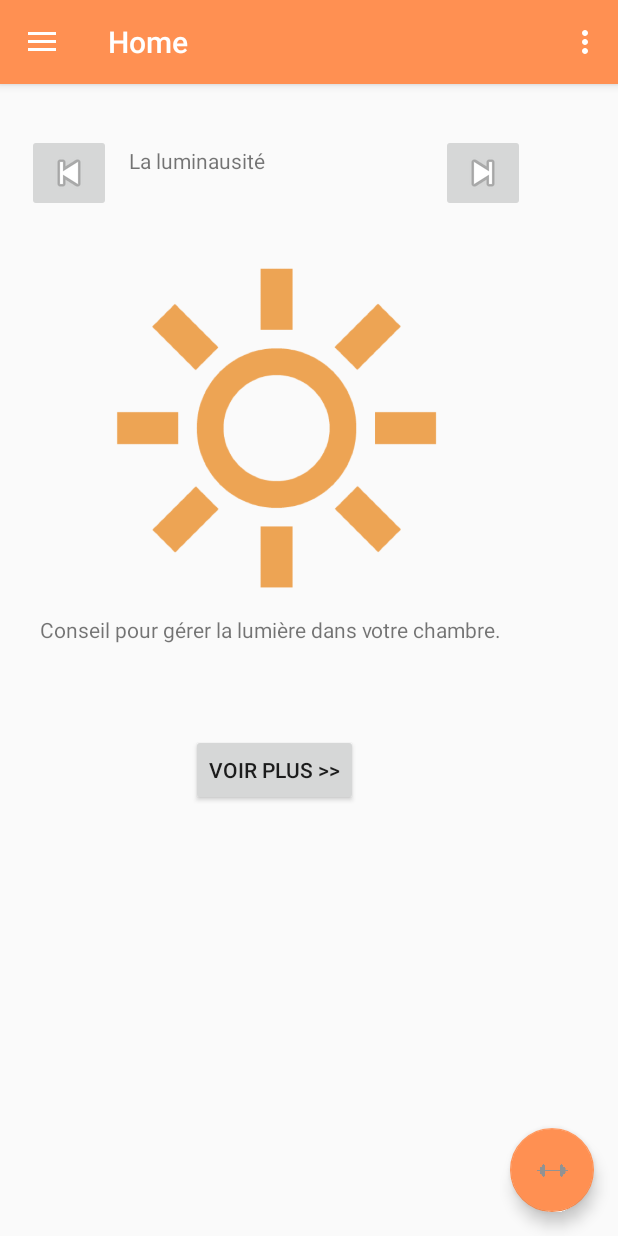
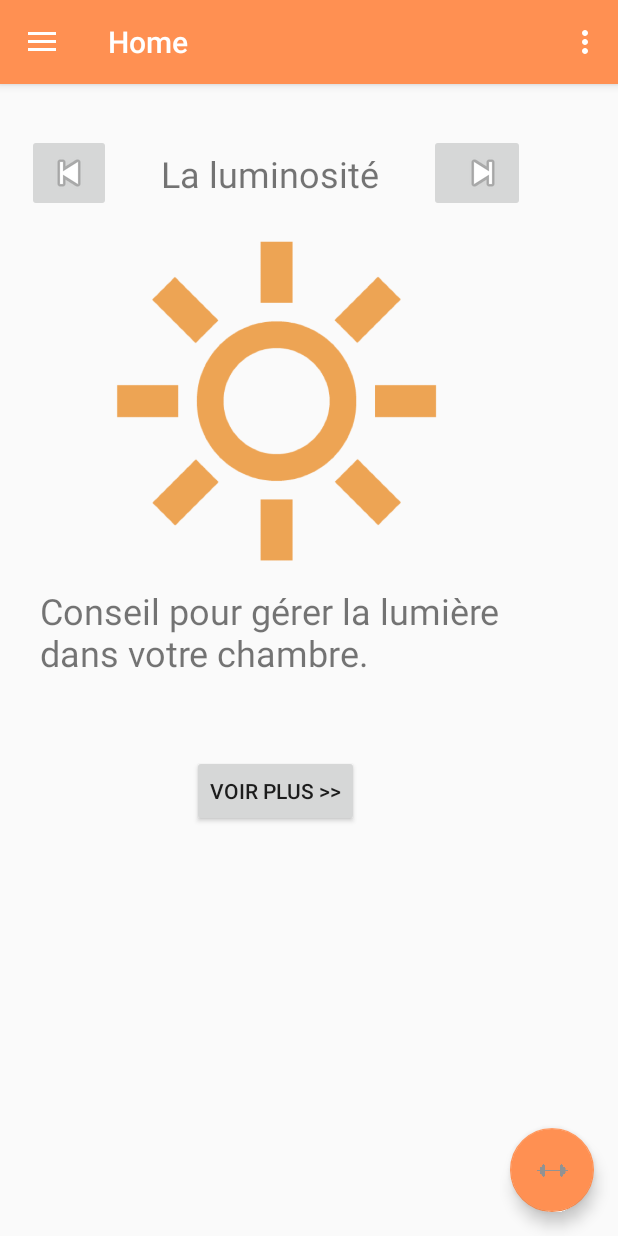
Before and after one commit to PierreLbt/Au-Clock, an Android app: the Home screen opened directly, with no data from a screen before it, on a phone screen of 412 x 824 dp. Run offline under Robolectric (Android 15) with nearby library versions, the phone set to English and light mode, and no system bars; Roboto replaces fonts that are not available here; 1 statement that could not run was skipped.

Commit message:
Layouts plus propres

```diff
--- a/app/src/main/java/fr/pierreliaubet/au_clock/Home.java
+++ b/app/src/main/java/fr/pierreliaubet/au_clock/Home.java
@@ -67,7 +67,7 @@ public class Home extends AppCompatActivity
 
         News n1 = new News();
         n1.setPresentation("Conseil pour gérer la lumière dans votre chambre.");
-        n1.setTitre("La luminausité");
+        n1.setTitre("La luminosité");
         n1.setTexteComplet("Pour un meilleur sommeil, il est conseillé de dormir dans le noir complet. Coupez toutes les lumières et évitez toutes celles qui peuvent être parasite (par exemple un réveil à affichage digital). En plus de ça, nous vous recommendons d'avoir des murs sombres dans votre chambre pour être le plus dans le noir possible.");
         n1.setImg(R.drawable.soleil);
 
--- a/app/src/main/res/layout/content_home.xml
+++ b/app/src/main/res/layout/content_home.xml
@@ -16,13 +16,15 @@
 
         <TextView
             android:id="@+id/titreNews"
-            android:layout_width="188dp"
-            android:layout_height="35dp"
+            android:layout_width="196dp"
+            android:layout_height="53dp"
             android:layout_alignParentStart="true"
             android:layout_alignParentTop="true"
-            android:layout_marginStart="86dp"
-            android:layout_marginTop="41dp"
-            android:text="Titre" />
+            android:layout_marginStart="82dp"
+            android:layout_marginTop="33dp"
+            android:gravity="center"
+            android:text="Titre"
+            android:textSize="24sp" />
 
         <ImageView
             android:id="@+id/imgNews"
@@ -30,17 +32,18 @@
             android:layout_height="226dp"
             android:layout_alignParentTop="true"
             android:layout_centerHorizontal="true"
-            android:layout_marginTop="116dp"
+            android:layout_marginTop="98dp"
             app:srcCompat="@drawable/ic_menu_gallery" />
 
         <TextView
             android:id="@+id/presNews"
             android:layout_width="314dp"
-            android:layout_height="79dp"
+            android:layout_height="107dp"
             android:layout_alignParentBottom="true"
             android:layout_centerHorizontal="true"
-            android:layout_marginBottom="62dp"
-            android:text="TextView" />
+            android:layout_marginBottom="53dp"
+            android:text="TextView"
+            android:textSize="24sp" />
 
         <ImageButton
             android:id="@+id/btnNext"
@@ -50,6 +53,7 @@
             android:layout_alignParentTop="true"
             android:layout_marginTop="33dp"
             android:onClick="btnAvancer"
+            android:paddingLeft="20dp"
             app:srcCompat="@android:drawable/ic_media_next" />
 
         <ImageButton
@@ -65,10 +69,8 @@
             android:id="@+id/btnMore"
             android:layout_width="wrap_content"
             android:layout_height="wrap_content"
-            android:layout_alignParentStart="true"
-            android:layout_below="@+id/presNews"
-            android:layout_marginStart="127dp"
-            android:layout_marginTop="-62dp"
+            android:layout_alignParentBottom="true"
+            android:layout_centerHorizontal="true"
             android:onClick="moreInfos"
             android:text="Voir plus >>" />
     </RelativeLayout>
--- a/app/src/main/res/layout/nav_header_home.xml
+++ b/app/src/main/res/layout/nav_header_home.xml
@@ -1,9 +1,10 @@
 <?xml version="1.0" encoding="utf-8"?>
 <LinearLayout xmlns:android="http://schemas.android.com/apk/res/android"
     xmlns:app="http://schemas.android.com/apk/res-auto"
+    xmlns:tools="http://schemas.android.com/tools"
     android:layout_width="match_parent"
     android:layout_height="@dimen/nav_header_height"
-    android:background="@drawable/side_nav_bar"
+    android:background="@color/colorAccent"
     android:gravity="bottom"
     android:orientation="vertical"
     android:paddingBottom="@dimen/activity_vertical_margin"
```
Also changed, not shown: app/src/main/res/layout/activity_details_news.xml (+6 -4 lines), app/src/main/res/layout/activity_profile.xml (+7 -9 lines).
